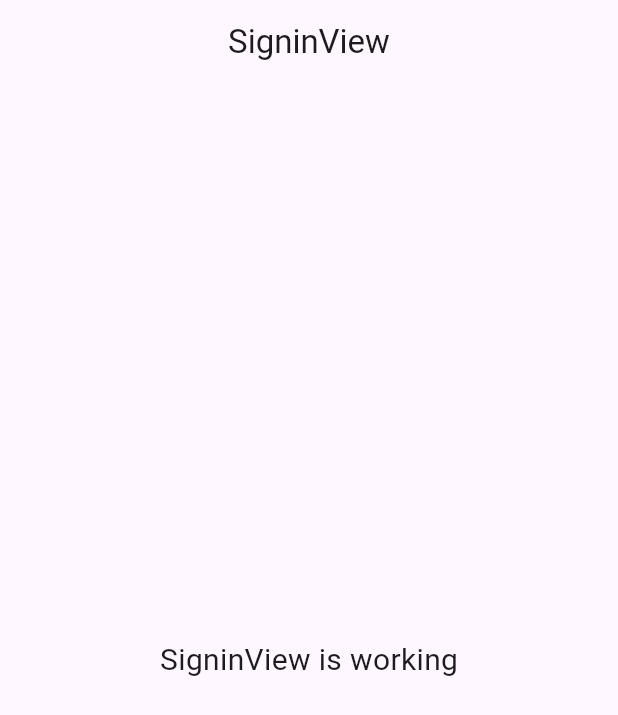
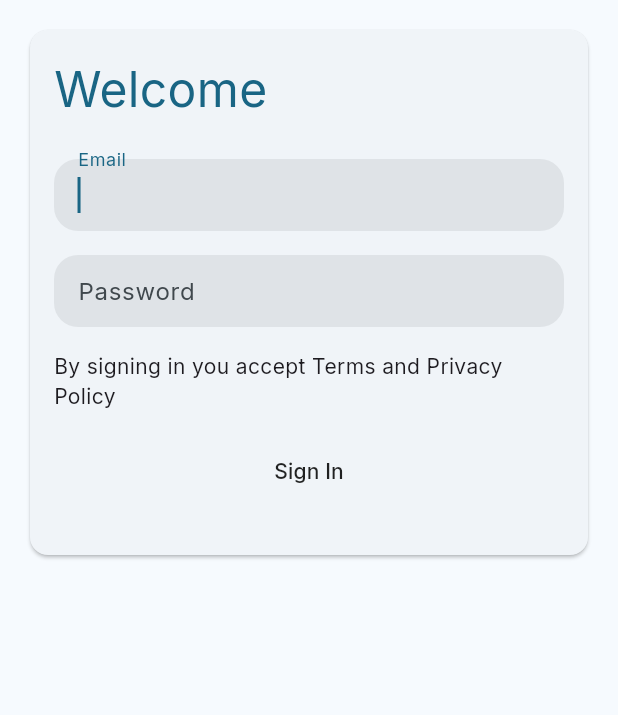
Before and after one commit to amka/calendula-app, a Flutter app: the screen it shows after launch, on a phone screen of 412 x 824 dp. Shown: the top 715 px of the screen. Run offline on Flutter 3.47's test engine with Material 3 defaults, Android fonts, the light colour scheme and no system bars; our stand-ins replace appwrite, get, get_storage, google_fonts; network calls fail.

Commit message:
Add sign in fields

```diff
--- a/lib/app/modules/signin/controllers/signin_controller.dart
+++ b/lib/app/modules/signin/controllers/signin_controller.dart
@@ -1,9 +1,19 @@
+import 'dart:developer';
+
+import 'package:flutter/material.dart';
 import 'package:get/get.dart';
 
+import '../../../data/services/auth.dart';
+
 class SigninController extends GetxController {
-  //TODO: Implement SigninController
+  final AuthService authService = Get.find();
 
-  final count = 0.obs;
+  final formKey = GlobalKey<FormState>();
+
+  final emailController = TextEditingController();
+  final passwordController = TextEditingController();
+  final loading = false.obs;
+
   @override
   void onInit() {
     super.onInit();
@@ -19,5 +29,17 @@ class SigninController extends GetxController {
     super.onClose();
   }
 
-  void increment() => count.value++;
+  Future signIn() async {
+    try {
+      loading.value = true;
+      authService.signIn(
+        email: emailController.text.trim(),
+        password: passwordController.text.trim(),
+      );
+    } catch (e) {
+      log('Sign in failed: $e');
+    } finally {
+      loading.value = false;
+    }
+  }
 }
--- a/lib/app/modules/signin/views/signin_view.dart
+++ b/lib/app/modules/signin/views/signin_view.dart
@@ -5,18 +5,71 @@ import 'package:get/get.dart';
 import '../controllers/signin_controller.dart';
 
 class SigninView extends GetView<SigninController> {
-  const SigninView({Key? key}) : super(key: key);
+  const SigninView({super.key});
+
   @override
   Widget build(BuildContext context) {
     return Scaffold(
-      appBar: AppBar(
-        title: const Text('SigninView'),
-        centerTitle: true,
-      ),
-      body: const Center(
-        child: Text(
-          'SigninView is working',
-          style: TextStyle(fontSize: 20),
+      body: SafeArea(
+        child: SingleChildScrollView(
+          padding: const EdgeInsets.all(16),
+          child: Card(
+            child: Padding(
+              padding: const EdgeInsets.all(16),
+              child: Form(
+                key: controller.formKey,
+                child: Column(
+                  crossAxisAlignment: CrossAxisAlignment.start,
+                  children: [
+                    Text(
+                      'Welcome',
+                      style: TextStyle(
+                          fontSize: 32,
+                          color: Theme.of(context).colorScheme.primary),
+                    ),
+                    const SizedBox(height: 24),
+                    TextFormField(
+                      controller: controller.emailController,
+                      decoration: const InputDecoration(labelText: 'Email'),
+                      autofocus: true,
+                      keyboardType: TextInputType.emailAddress,
+                      validator: (value) {
+                        if (value == null || value.trim().isEmpty) {
+                          return 'We need email address';
+                        }
+                        if (!GetUtils.isEmail(value!)) {
+                          return 'We need valid email address';
+                        }
+                        return null;
+                      },
+                    ),
+                    const SizedBox(height: 16),
+                    TextFormField(
+                      controller: controller.passwordController,
+                      decoration: const InputDecoration(labelText: 'Password'),
+                      obscureText: true,
+                    ),
+                    const SizedBox(height: 16),
+                    Text('By signing in you accept Terms and Privacy Policy'),
+                    const SizedBox(height: 16),
+                    SizedBox(
+                      width: double.infinity,
+                      child: MaterialButton(
+                          onPressed: () async {
+                            if (controller.formKey.currentState!.validate()) {
+                              await controller.signIn();
+                            }
+                          },
+                          child: const Text(
+                            'Sign In',
+                          )),
+                    ),
+                    SizedBox(height: 16),
+                  ],
+                ),
+              ),
+            ),
+          ),
         ),
       ),
     );
```
Also changed, not shown: lib/main.dart (+18 -0 lines).
